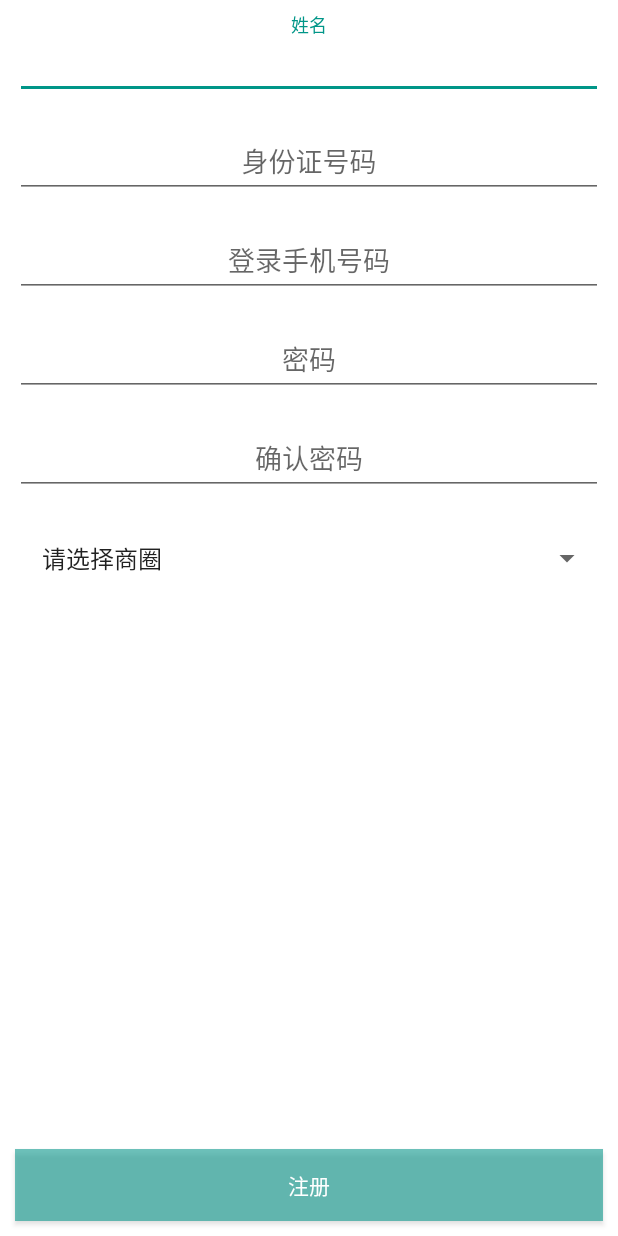
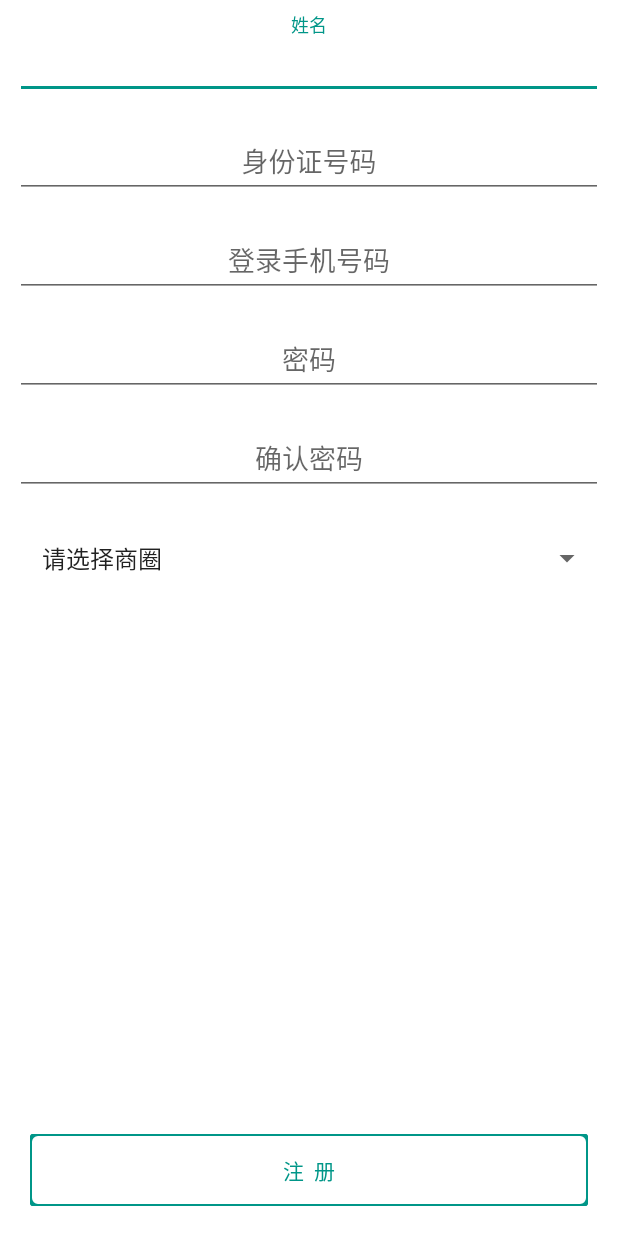
Before and after one commit to angcyo/OnDemand, an Android app: the layout fragment_register.xml on its own in the app's theme, with its tools: preview values and no code run, on a phone screen of 412 x 824 dp. Run offline under Robolectric (Android 15) with nearby library versions, the phone set to English and light mode, and no system bars.

Commit message:
2016-1-26 二次修改 注册页面

```diff
--- a/app/src/main/AndroidManifest.xml
+++ b/app/src/main/AndroidManifest.xml
@@ -18,6 +18,7 @@
     <uses-permission android:name="android.permission.READ_SMS"/>
     <uses-permission android:name="android.permission.RECEIVE_SMS"/>
     <uses-permission android:name="android.permission.WRITE_SETTINGS"/>
+    <uses-permission android:name="android.permission.CHANGE_CONFIGURATION"/>
 
     <application
         android:name=".OdApplication"
@@ -25,6 +26,7 @@
         android:icon="@drawable/logo"
         android:label="@string/app_name"
         android:supportsRtl="true"
+        android:screenOrientation="portrait"
         android:theme="@style/AppTheme">
         <meta-data
             android:name="com.amap.api.v2.apikey"
@@ -33,8 +35,8 @@
         <activity
             android:name=".LoginActivity"
             android:label="@string/app_name"
-            android:screenOrientation="portrait"
-            android:windowSoftInputMode="adjustResize|stateHidden">
+            android:configChanges="keyboard|keyboardHidden|screenSize|orientation|screenLayout"
+            android:windowSoftInputMode="adjustResize|stateVisible">
             <intent-filter>
                 <action android:name="android.intent.action.MAIN"/>
 
--- a/app/src/main/java/com/angcyo/ondemand/LoginActivity.java
+++ b/app/src/main/java/com/angcyo/ondemand/LoginActivity.java
@@ -1,6 +1,7 @@
 package com.angcyo.ondemand;
 
 import android.content.Context;
+import android.content.res.Configuration;
 import android.graphics.Color;
 import android.os.Bundle;
 import android.support.v4.app.FragmentTransaction;
@@ -270,4 +271,9 @@ public class LoginActivity extends BaseActivity implements View.OnLongClickListe
         // TODO: add setContentView(...) invocation
         ButterKnife.bind(this);
     }
+
+    @Override
+    public void onConfigurationChanged(Configuration newConfig) {
+        super.onConfigurationChanged(newConfig);
+    }
 }
--- a/app/src/main/java/com/angcyo/ondemand/control/RTableControl.java
+++ b/app/src/main/java/com/angcyo/ondemand/control/RTableControl.java
@@ -471,10 +471,7 @@ public class RTableControl {
             String queryString = String.format("SELECT * FROM ds_member WHERE phone = '%s'",
                     phone);
             ResultSet rs = statement.executeQuery(queryString);
-            int row = rs.getRow();
-            if (row > 0) {
-                result = true;
-            }
+            result = rs.next();
             connection.close();
         } catch (SQLException e) {
             e.printStackTrace();
--- a/app/src/main/java/com/angcyo/ondemand/view/BaseFragment.java
+++ b/app/src/main/java/com/angcyo/ondemand/view/BaseFragment.java
@@ -5,6 +5,7 @@ import android.content.Context;
 import android.os.Bundle;
 import android.support.annotation.Nullable;
 import android.support.v4.app.Fragment;
+import android.util.Log;
 import android.view.LayoutInflater;
 import android.view.View;
 import android.view.ViewGroup;
@@ -103,4 +104,8 @@ public abstract class BaseFragment extends Fragment {
         super.onAttach(activity);
         mBaseActivity = (BaseActivity) activity;
     }
+
+    protected void e(String log) {
+        Log.e(new Exception().getStackTrace()[0].getClassName(), log);
+    }
 }
--- a/app/src/main/res/layout/fragment_register.xml
+++ b/app/src/main/res/layout/fragment_register.xml
@@ -3,6 +3,7 @@
     xmlns:android="http://schemas.android.com/apk/res/android"
     android:layout_width="match_parent"
     android:layout_height="match_parent"
+    xmlns:app="http://schemas.android.com/apk/res-auto"
     android:background="@android:color/white"
     android:clickable="true">
 
@@ -174,16 +175,31 @@
             android:layout_alignParentBottom="true"
             android:orientation="horizontal">
 
-            <android.support.v7.widget.AppCompatButton
+            <com.angcyo.ondemand.view.PathButton
                 android:id="@+id/register_member"
                 android:layout_width="0dp"
-                android:layout_height="wrap_content"
-                android:layout_margin="10dp"
+                android:layout_alignParentBottom="true"
+                android:layout_centerHorizontal="true"
+                android:layout_marginLeft="20dp"
+                android:layout_marginRight="20dp"
+                android:layout_marginBottom="20dp"
+                android:background="@null"
+                android:textColor="@color/colorAccent"
+                app:pathColor="@color/colorAccent"
+                android:text="注&#160;&#160;册"
                 android:layout_weight="1"
-                android:background="@drawable/login_bg_selector"
-                android:gravity="center"
-                android:text="注册"
-                android:textColor="@android:color/white"/>
+                android:layout_height="wrap_content"/>
+
+            <!--<android.support.v7.widget.AppCompatButton-->
+                <!--android:id="@+id/register_member"-->
+                <!--android:layout_width="0dp"-->
+                <!--android:layout_height="wrap_content"-->
+                <!--android:layout_margin="10dp"-->
+                <!--android:layout_weight="1"-->
+                <!--android:background="@drawable/login_bg_selector"-->
+                <!--android:gravity="center"-->
+                <!--android:text="注册"-->
+                <!--android:textColor="@android:color/white"/>-->
         </android.support.v7.widget.LinearLayoutCompat>
     </RelativeLayout>
 </RelativeLayout>
--- a/build.gradle
+++ b/build.gradle
@@ -5,7 +5,7 @@ buildscript {
         jcenter()
     }
     dependencies {
-        classpath 'com.android.tools.build:gradle:2.0.0-alpha5'
+        classpath 'com.android.tools.build:gradle:2.0.0-alpha7'
 
         // NOTE: Do not place your application dependencies here; they belong
         // in the individual module build.gradle files
```
Also changed, not shown: app/src/main/java/com/angcyo/ondemand/view/RegisterFragment.java (+47 -5 lines), app/src/main/res/layout/activity_login.xml (+2 -6 lines).
